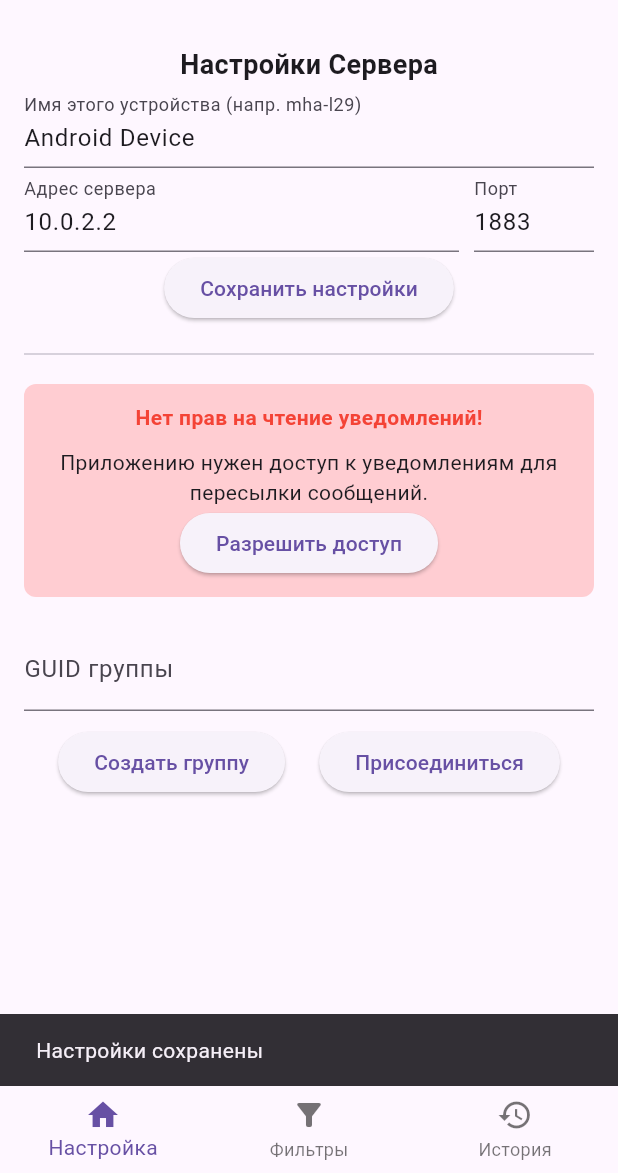
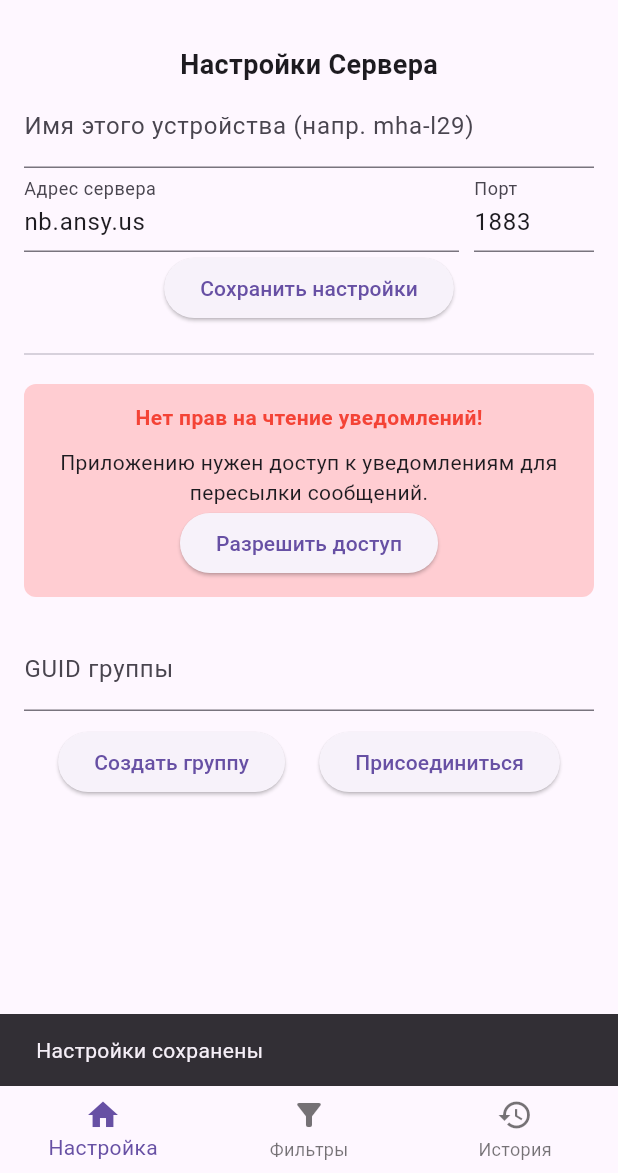
Before and after one commit to darakcheeff/notify-bridge, a Flutter app: the screen it shows after launch, after a tap on "Сохранить настройки", on a phone screen of 412 x 824 dp, the part 63-1236 px from its top. Run offline on Flutter 3.47's test engine with Material 3 defaults, Android fonts, the phone set to English and light mode, and no system bars; our stand-ins replace app_links, device_info_plus, flutter_local_notifications, qr_flutter, shared_preferences; missing offline and left inert: flutter_notification_listener, installed_apps, mqtt_client.

Commit message:
Final: fix deep links, default server nb.ansy.us, and system model detection

```diff
--- a/mobile/lib/main.dart
+++ b/mobile/lib/main.dart
@@ -10,14 +10,16 @@ import 'package:uuid/uuid.dart';
 import 'package:flutter_notification_listener/flutter_notification_listener.dart';
 import 'package:mqtt_client/mqtt_client.dart';
 
+import 'dart:io';
 import 'services/mqtt_service.dart';
 import 'services/filtering_engine.dart';
 import 'models/packet.dart';
+import 'package:device_info_plus/device_info_plus.dart';
 
 final FlutterLocalNotificationsPlugin flutterLocalNotificationsPlugin = FlutterLocalNotificationsPlugin();
 final FilteringEngine filteringEngine = FilteringEngine();
 MqttService? mqttService;
-String serverAddress = "10.0.2.2";
+String serverAddress = "nb.ansy.us";
 int serverPort = 1883;
 String deviceDisplayName = "Android Device";
 String currentGuid = "";
@@ -66,9 +68,16 @@ Future<void> main() async {
   final prefs = await SharedPreferences.getInstance();
   currentGuid = prefs.getString('guid') ?? "";
   deviceId = prefs.getString('device_id') ?? const Uuid().v4();
-  serverAddress = prefs.getString('server_address') ?? "10.0.2.2";
+  serverAddress = prefs.getString('server_address') ?? "nb.ansy.us";
   serverPort = prefs.getInt('server_port') ?? 1883;
-  deviceDisplayName = prefs.getString('device_display_name') ?? "Android Device";
+
+  String? savedName = prefs.getString('device_display_name');
+  if (savedName == null) {
+      deviceDisplayName = await _getDeviceModel();
+      await prefs.setString('device_display_name', deviceDisplayName);
+  } else {
+      deviceDisplayName = savedName;
+  }
 
   final historyJson = prefs.getStringList('history') ?? [];
   history = historyJson.map((e) => NotificationItem.fromJson(jsonDecode(e))).toList();
@@ -83,6 +92,19 @@ Future<void> main() async {
   }
 
   runApp(const MyApp());
+}
+
+Future<String> _getDeviceModel() async {
+  try {
+    DeviceInfoPlugin deviceInfo = DeviceInfoPlugin();
+    if (Platform.isAndroid) {
+      AndroidDeviceInfo androidInfo = await deviceInfo.androidInfo;
+      return androidInfo.model; // e.g. "mha-l29"
+    }
+  } catch (e) {
+    // fallback
+  }
+  return "Android Device";
 }
 
 void _showPersistentNotification() async {
@@ -250,10 +272,26 @@ class _MainScreenState extends State<MainScreen> {
   void _processUri(Uri uri) async {
     if (uri.scheme == 'bridge' && uri.host == 'join') {
       final newGuid = uri.queryParameters['guid'];
+      final newServer = uri.queryParameters['server'];
+      final newPort = uri.queryParameters['port'];
+
       if (newGuid != null) {
         final prefs = await SharedPreferences.getInstance();
         await prefs.setString('guid', newGuid);
         currentGuid = newGuid;
+
+        if (newServer != null) {
+            serverAddress = newServer;
+            await prefs.setString('server_address', newServer);
+        }
+        if (newPort != null) {
+            int? p = int.tryParse(newPort);
+            if (p != null) {
+                serverPort = p;
+                await prefs.setInt('server_port', p);
+            }
+        }
+
         _initMqtt(newGuid);
         setState(() {});
       }
@@ -436,7 +474,7 @@ class _HomeTabState extends State<HomeTab> {
                         const Text('Группа Активна', style: TextStyle(fontSize: 24, fontWeight: FontWeight.bold)),
                         const SizedBox(height: 10),
                         QrImageView(
-                          data: "bridge://join?guid=$currentGuid",
+                          data: "bridge://join?guid=$currentGuid&server=$serverAddress&port=$serverPort",
                           version: QrVersions.auto,
                           size: 180.0,
                         ),
```
Also changed, not shown: 2 other files.
